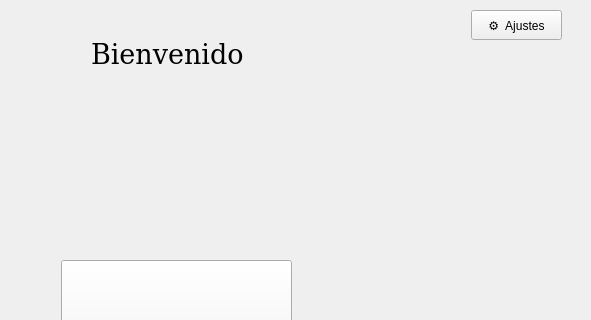
Before: the Qt Designer form src/app/ui/main_window.ui in jojelupipa/smart-plug, drawn with Qt 5; both pictures show x 209 to 800 and y 0 to 320 of the 800 by 600 pixel window.
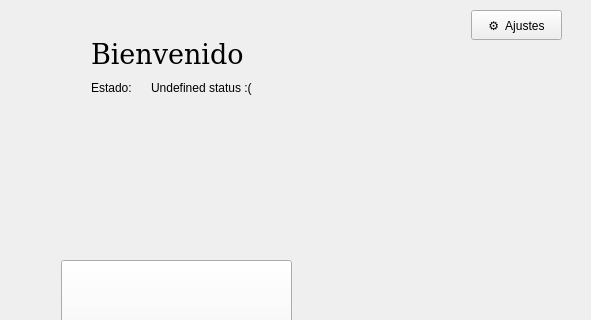
After: the same form once the commit is applied.

Commit message: Añadido reseteo de las bases de datos. Closes #17     * Modificada la UI de los ajustes     * Más refactorización

```diff
--- a/src/app/ui/main_window.ui
+++ b/src/app/ui/main_window.ui
@@ -515,6 +515,32 @@
      <string>⚙  Ajustes</string>
     </property>
    </widget>
+   <widget class="QLabel" name="connection_label">
+    <property name="geometry">
+     <rect>
+      <x>300</x>
+      <y>80</y>
+      <width>57</width>
+      <height>16</height>
+     </rect>
+    </property>
+    <property name="text">
+     <string>Estado:</string>
+    </property>
+   </widget>
+   <widget class="QLabel" name="status_text">
+    <property name="geometry">
+     <rect>
+      <x>360</x>
+      <y>80</y>
+      <width>371</width>
+      <height>16</height>
+     </rect>
+    </property>
+    <property name="text">
+     <string>Undefined status :(</string>
+    </property>
+   </widget>
   </widget>
   <widget class="QMenuBar" name="menubar">
    <property name="geometry">
```
Left out of the diff: 2 changed lines with no effect on the pictures. The commit also changes 5 other files.
